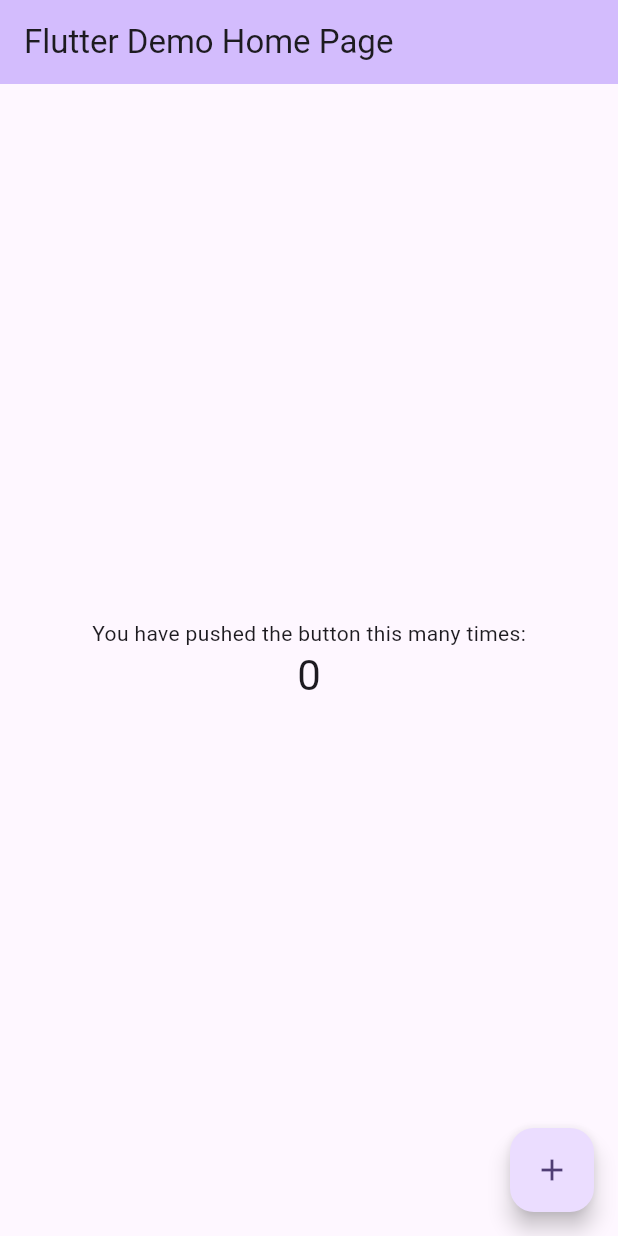
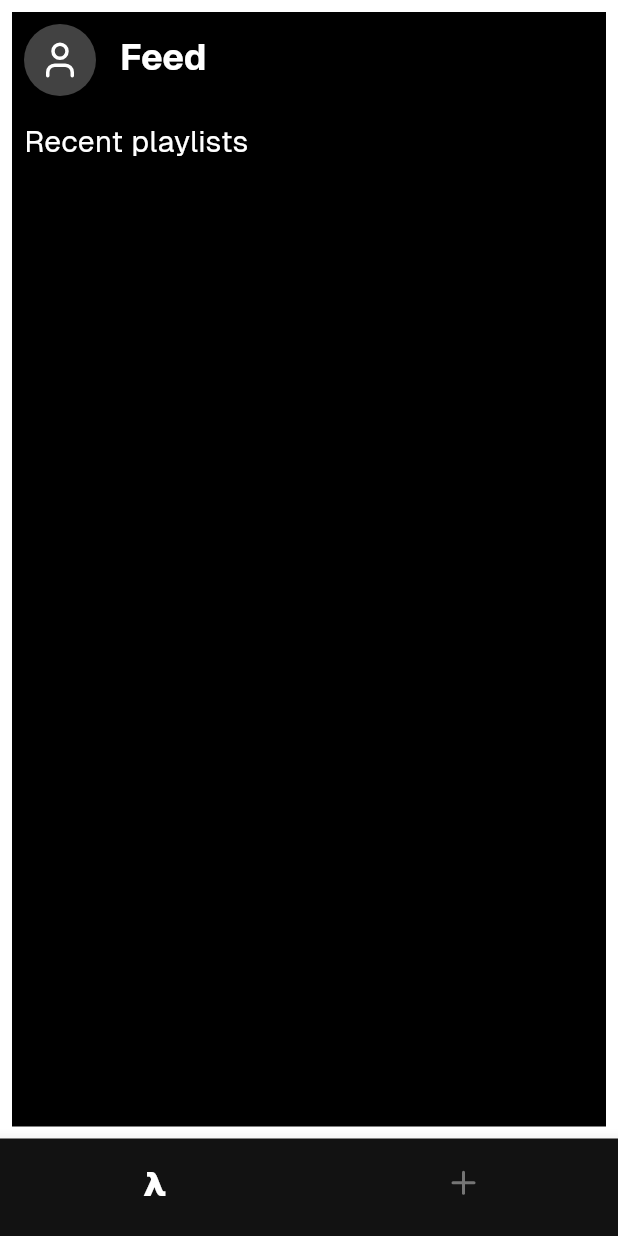
Before and after one commit to Dev-Siri/wavelength, a Flutter app: the screen it shows after launch, on a phone screen of 412 x 824 dp. Run offline on Flutter 3.47's test engine with Material 3 defaults, Android fonts, the light colour scheme and no system bars; our stand-ins replace flutter_bloc, go_router, lucide_icons_flutter.

Commit message:
Setup basic routing, state management, and file/folder structure for flutter

```diff
--- /dev/null
+++ b/mobile/lib/bloc/auth/auth_bloc.dart
@@ -0,0 +1,7 @@
+import "package:flutter_bloc/flutter_bloc.dart";
+import "package:wavelength/bloc/auth/auth_event.dart";
+import "package:wavelength/bloc/auth/auth_state.dart";
+
+class AuthBloc extends Bloc<AuthEvent, AuthState> {
+  AuthBloc() : super(AuthState());
+}
--- /dev/null
+++ b/mobile/lib/bloc/auth/auth_event.dart
@@ -0,0 +1,4 @@
+import "package:flutter/foundation.dart";
+
+@immutable
+abstract class AuthEvent {}
--- /dev/null
+++ b/mobile/lib/bloc/auth/auth_state.dart
@@ -0,0 +1,3 @@
+class AuthState {
+  String? user;
+}
--- /dev/null
+++ b/mobile/lib/bloc/music_player/music_player_bloc.dart
@@ -0,0 +1,7 @@
+import "package:flutter_bloc/flutter_bloc.dart";
+import "package:wavelength/bloc/music_player/music_player_event.dart";
+import "package:wavelength/bloc/music_player/music_player_state.dart";
+
+class MusicPlayerBloc extends Bloc<MusicPlayerEvent, MusicPlayerState> {
+  MusicPlayerBloc() : super(MusicPlayerState());
+}
--- /dev/null
+++ b/mobile/lib/bloc/music_player/music_player_event.dart
@@ -0,0 +1,4 @@
+import "package:flutter/foundation.dart";
+
+@immutable
+abstract class MusicPlayerEvent {}
--- /dev/null
+++ b/mobile/lib/bloc/music_player/music_player_state.dart
@@ -0,0 +1 @@
+class MusicPlayerState {}
--- /dev/null
+++ b/mobile/lib/constants/url.dart
@@ -0,0 +1 @@
+const backendUrl = "https://mavelength.vercel.app/api";
--- a/mobile/lib/main.dart
+++ b/mobile/lib/main.dart
@@ -1,122 +1,34 @@
-import 'package:flutter/material.dart';
+import "package:flutter/material.dart";
+import "package:flutter_bloc/flutter_bloc.dart";
+import "package:wavelength/bloc/auth/auth_bloc.dart";
+import "package:wavelength/bloc/music_player/music_player_bloc.dart";
+import "package:wavelength/router.dart";
 
 void main() {
-  runApp(const MyApp());
+  runApp(const App());
 }
 
-class MyApp extends StatelessWidget {
-  const MyApp({super.key});
+class App extends StatelessWidget {
+  const App({super.key});
 
-  // This widget is the root of your application.
   @override
   Widget build(BuildContext context) {
-    return MaterialApp(
-      title: 'Flutter Demo',
-      theme: ThemeData(
-        // This is the theme of your application.
-        //
-        // TRY THIS: Try running your application with "flutter run". You'll see
-        // the application has a purple toolbar. Then, without quitting the app,
-        // try changing the seedColor in the colorScheme below to Colors.green
-        // and then invoke "hot reload" (save your changes or press the "hot
-        // reload" button in a Flutter-supported IDE, or press "r" if you used
-        // the command line to start the app).
-        //
-        // Notice that the counter didn't reset back to zero; the application
-        // state is not lost during the reload. To reset the state, use hot
-        // restart instead.
-        //
-        // This works for code too, not just values: Most code changes can be
-        // tested with just a hot reload.
-        colorScheme: ColorScheme.fromSeed(seedColor: Colors.deepPurple),
+    return MultiBlocProvider(
+      providers: [
+        BlocProvider(create: (context) => MusicPlayerBloc()),
+        BlocProvider(create: (context) => AuthBloc()),
+      ],
+      child: MaterialApp.router(
+        title: "Wavelength",
+        routerConfig: router,
+        themeMode: ThemeMode.dark,
+        theme: ThemeData(
+          colorScheme: ColorScheme.dark(),
+          scaffoldBackgroundColor: Colors.black,
+          appBarTheme: AppBarTheme(backgroundColor: Colors.black),
+          fontFamily: "Geist",
+        ),
       ),
-      home: const MyHomePage(title: 'Flutter Demo Home Page'),
     );
   }
 }
-
-class MyHomePage extends StatefulWidget {
-  const MyHomePage({super.key, required this.title});
-
-  // This widget is the home page of your application. It is stateful, meaning
-  // that it has a State object (defined below) that contains fields that affect
-  // how it looks.
-
-  // This class is the configuration for the state. It holds the values (in this
-  // case the title) provided by the parent (in this case the App widget) and
-  // used by the build method of the State. Fields in a Widget subclass are
-  // always marked "final".
-
-  final String title;
-
-  @override
-  State<MyHomePage> createState() => _MyHomePageState();
-}
-
-class _MyHomePageState extends State<MyHomePage> {
-  int _counter = 0;
-
-  void _incrementCounter() {
-    setState(() {
-      // This call to setState tells the Flutter framework that something has
-      // changed in this State, which causes it to rerun the build method below
-      // so that the display can reflect the updated values. If we changed
-      // _counter without calling setState(), then the build method would not be
-      // called again, and so nothing would appear to happen.
-      _counter++;
-    });
-  }
-
-  @override
-  Widget build(BuildContext context) {
-    // This method is rerun every time setState is called, for instance as done
-    // by the _incrementCounter method above.
-    //
-    // The Flutter framework has been optimized to make rerunning build methods
-    // fast, so that you can just rebuild anything that needs updating rather
-    // than having to individually change instances of widgets.
-    return Scaffold(
-      appBar: AppBar(
-        // TRY THIS: Try changing the color here to a specific color (to
-        // Colors.amber, perhaps?) and trigger a hot reload to see the AppBar
-        // change color while the other colors stay the same.
-        backgroundColor: Theme.of(context).colorScheme.inversePrimary,
-        // Here we take the value from the MyHomePage object that was created by
-        // the App.build method, and use it to set our appbar title.
-        title: Text(widget.title),
-      ),
-      body: Center(
-        // Center is a layout widget. It takes a single child and positions it
-        // in the middle of the parent.
-        child: Column(
-          // Column is also a layout widget. It takes a list of children and
-          // arranges them vertically. By default, it sizes itself to fit its
-          // children horizontally, and tries to be as tall as its parent.
-          //
-          // Column has various properties to control how it sizes itself and
-          // how it positions its children. Here we use mainAxisAlignment to
-          // center the children vertically; the main axis here is the vertical
-          // axis because Columns are vertical (the cross axis would be
-          // horizontal).
-          //
-          // TRY THIS: Invoke "debug painting" (choose the "Toggle Debug Paint"
-          // action in the IDE, or press "p" in the console), to see the
-          // wireframe for each widget.
-          mainAxisAlignment: MainAxisAlignment.center,
-          children: <Widget>[
-            const Text('You have pushed the button this many times:'),
-            Text(
-              '$_counter',
-              style: Theme.of(context).textTheme.headlineMedium,
-            ),
-          ],
-        ),
-      ),
-      floatingActionButton: FloatingActionButton(
-        onPressed: _incrementCounter,
-        tooltip: 'Increment',
-        child: const Icon(Icons.add),
-      ), // This trailing comma makes auto-formatting nicer for build methods.
-    );
-  }
-}
--- /dev/null
+++ b/mobile/lib/router.dart
@@ -0,0 +1,45 @@
+import "package:flutter/material.dart";
+import "package:go_router/go_router.dart";
+import "package:wavelength/screens/home.dart";
+import "package:lucide_icons_flutter/lucide_icons.dart";
+import "package:wavelength/screens/playlists.dart";
+
+final router = GoRouter(
+  routes: [
+    ShellRoute(
+      routes: [
+        GoRoute(path: "/", builder: (context, state) => HomeScreen()),
+        GoRoute(
+          path: "/playlists",
+          builder: (context, state) => PlaylistsScreen(),
+        ),
+      ],
+      builder: (context, state, child) {
+        return Column(
+          children: [
+            Expanded(child: child),
+            BottomNavigationBar(
+              showSelectedLabels: false,
+              showUnselectedLabels: false,
+              selectedItemColor: Colors.white,
+              unselectedItemColor: Colors.grey.shade600,
+              items: [
+                BottomNavigationBarItem(
+                  icon: Text(
+                    "λ",
+                    style: TextStyle(fontWeight: FontWeight.w900, fontSize: 22),
+                  ),
+                  label: "Home",
+                ),
+                BottomNavigationBarItem(
+                  icon: Icon(LucideIcons.plus),
+                  label: "Playlists",
+                ),
+              ],
+            ),
+          ],
+        );
+      },
+    ),
+  ],
+);
--- /dev/null
+++ b/mobile/lib/screens/home.dart
@@ -0,0 +1,34 @@
+import "package:flutter/material.dart";
+import "package:wavelength/widgets/shared_app_bar.dart";
+import "package:wavelength/widgets/user_info_drawer.dart";
+
+class HomeScreen extends StatefulWidget {
+  const HomeScreen({super.key});
+
+  @override
+  State<HomeScreen> createState() => _HomeScreenState();
+}
+
+class _HomeScreenState extends State<HomeScreen> {
+  @override
+  Widget build(BuildContext context) {
+    return Padding(
+      padding: const EdgeInsets.all(8),
+      child: Scaffold(
+        appBar: SharedAppBar(),
+        drawer: UserInfoDrawer(),
+        body: Padding(
+          padding: const EdgeInsets.all(8),
+          child: Column(
+            children: [
+              Padding(
+                padding: const EdgeInsets.symmetric(vertical: 8),
+                child: Text("Recent playlists", style: TextStyle(fontSize: 20)),
+              ),
+            ],
+          ),
+        ),
+      ),
+    );
+  }
+}
--- /dev/null
+++ b/mobile/lib/screens/playlists.dart
@@ -0,0 +1,15 @@
+import 'package:flutter/material.dart';
+
+class PlaylistsScreen extends StatefulWidget {
+  const PlaylistsScreen({super.key});
+
+  @override
+  State<PlaylistsScreen> createState() => _PlaylistsScreenState();
+}
+
+class _PlaylistsScreenState extends State<PlaylistsScreen> {
+  @override
+  Widget build(BuildContext context) {
+    return const Scaffold();
+  }
+}
--- /dev/null
+++ b/mobile/lib/widgets/shared_app_bar.dart
@@ -0,0 +1,46 @@
+import "package:flutter/material.dart";
+import "package:flutter_bloc/flutter_bloc.dart";
+import "package:lucide_icons_flutter/lucide_icons.dart";
+import "package:wavelength/bloc/auth/auth_bloc.dart";
+import "package:wavelength/bloc/auth/auth_state.dart";
+
+class SharedAppBar extends StatelessWidget implements PreferredSizeWidget {
+  const SharedAppBar({super.key});
+
+  @override
+  Size get preferredSize => Size.fromHeight(AppBar().preferredSize.height);
+
+  @override
+  Widget build(BuildContext context) {
+    return AppBar(
+      title: Padding(
+        padding: const EdgeInsets.only(top: 3),
+        child: Text(
+          "Feed",
+          style: TextStyle(fontSize: 24, fontWeight: FontWeight.bold),
+        ),
+      ),
+      leading: BlocBuilder<AuthBloc, AuthState>(
+        builder: (context, state) {
+          return Padding(
+            padding: const EdgeInsets.only(left: 8, top: 8),
+            child: ElevatedButton(
+              onPressed: () => Scaffold.of(context).openDrawer(),
+              style: ButtonStyle(
+                alignment: Alignment.center,
+                padding: WidgetStatePropertyAll<EdgeInsets>(EdgeInsets.zero),
+                backgroundColor: WidgetStatePropertyAll<Color>(
+                  Colors.grey.shade800,
+                ),
+              ),
+              child:
+                  state.user == null
+                      ? Icon(LucideIcons.user, color: Colors.white, size: 28)
+                      : Placeholder(),
+            ),
+          );
+        },
+      ),
+    );
+  }
+}
--- /dev/null
+++ b/mobile/lib/widgets/user_info_drawer.dart
@@ -0,0 +1,10 @@
+import "package:flutter/material.dart";
+
+class UserInfoDrawer extends StatelessWidget {
+  const UserInfoDrawer({super.key});
+
+  @override
+  Widget build(BuildContext context) {
+    return const Drawer();
+  }
+}
```
Also changed, not shown: mobile/pubspec.yaml (+15 -11 lines), mobile/assets/fonts/Geist.ttf (added), mobile/pubspec.lock, 2 other files.
